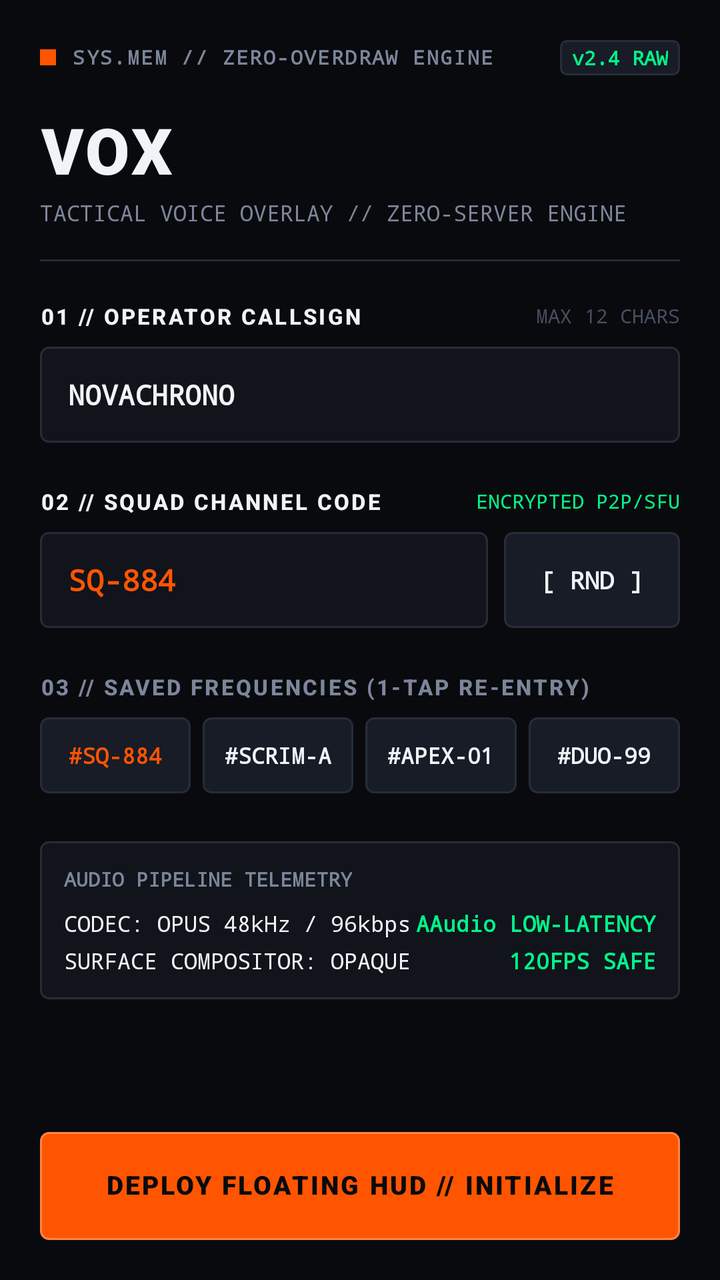
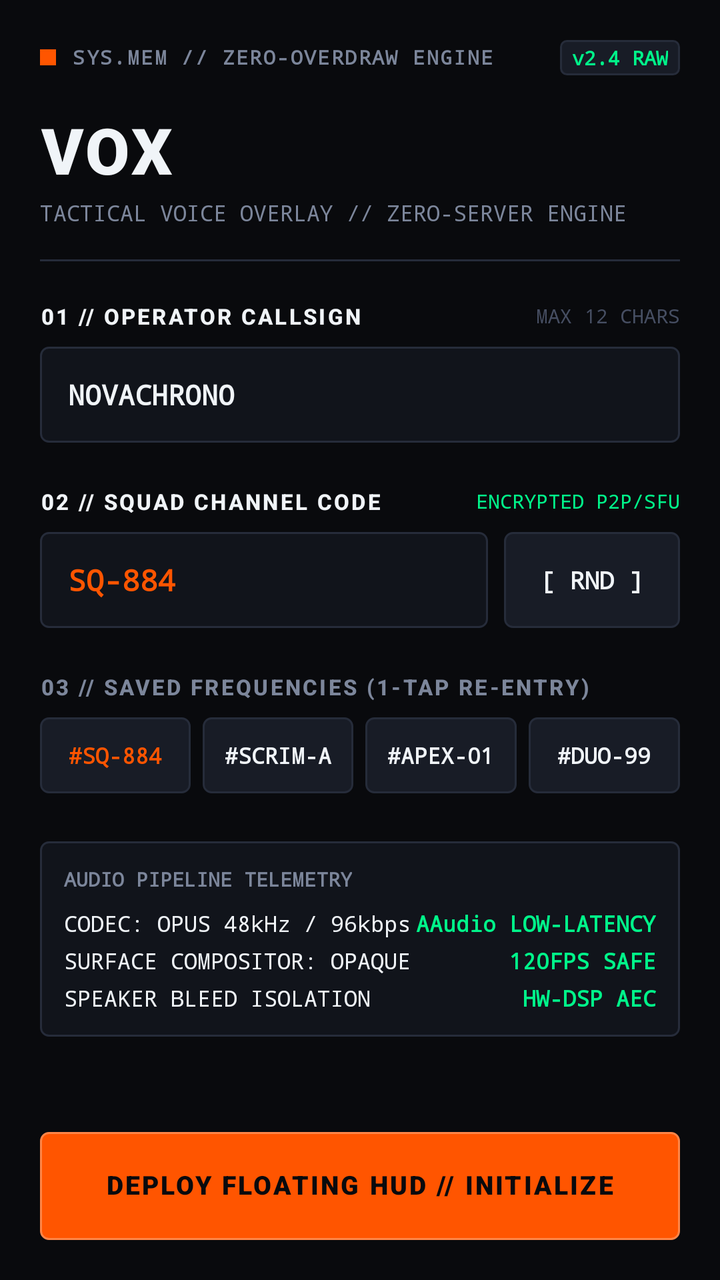

An Android layout rendered at two revisions. The XML below is the earlier revision; the diff shows what the commit changed to produce the second picture.
<!-- AndroidManifest.xml: application theme android:Theme.DeviceDefault.NoActionBar -->
<!-- res/layout/activity_main.xml -->
<?xml version="1.0" encoding="utf-8"?>
<LinearLayout xmlns:android="http://schemas.android.com/apk/res/android"
    android:layout_width="match_parent"
    android:layout_height="match_parent"
    android:background="#090A0D"
    android:orientation="vertical"
    android:padding="20dp">

    
    
    
    <LinearLayout
        android:layout_width="match_parent"
        android:layout_height="wrap_content"
        android:gravity="center_vertical"
        android:orientation="horizontal">

        <View
            android:layout_width="8dp"
            android:layout_height="8dp"
            android:background="#FF5500" />

        <TextView
            android:layout_width="0dp"
            android:layout_height="wrap_content"
            android:layout_marginLeft="8dp"
            android:layout_weight="1"
            android:fontFamily="monospace"
            android:includeFontPadding="false"
            android:letterSpacing="0.08"
            android:text="SYS.MEM // ZERO-OVERDRAW ENGINE"
            android:textColor="#7C869B"
            android:textSize="10sp"
            android:textStyle="bold" />

        <TextView
            android:layout_width="wrap_content"
            android:layout_height="wrap_content"
            android:background="@drawable/bg_badge_telemetry"
            android:fontFamily="monospace"
            android:paddingLeft="6dp"
            android:paddingTop="2dp"
            android:paddingRight="6dp"
            android:paddingBottom="2dp"
            android:text="v2.4 RAW"
            android:textColor="#00F58A"
            android:textSize="10sp"
            android:textStyle="bold" />
    </LinearLayout>

    
    
    
    <TextView
        android:layout_width="wrap_content"
        android:layout_height="wrap_content"
        android:layout_marginTop="20dp"
        android:fontFamily="sans-serif-black"
        android:includeFontPadding="false"
        android:letterSpacing="0.04"
        android:text="VOX"
        android:textColor="#F0F4F8"
        android:textSize="32sp"
        android:textStyle="bold" />

    <TextView
        android:layout_width="wrap_content"
        android:layout_height="wrap_content"
        android:layout_marginTop="4dp"
        android:fontFamily="monospace"
        android:text="TACTICAL VOICE OVERLAY // ZERO-SERVER ENGINE"
        android:textColor="#7C869B"
        android:textSize="11sp" />

    <View
        android:layout_width="match_parent"
        android:layout_height="1dp"
        android:layout_marginTop="16dp"
        android:layout_marginBottom="20dp"
        android:background="#262C3A" />

    
    
    
    <ScrollView
        android:layout_width="match_parent"
        android:layout_height="0dp"
        android:layout_weight="1"
        android:overScrollMode="never"
        android:scrollbars="none">

        <LinearLayout
            android:layout_width="match_parent"
            android:layout_height="wrap_content"
            android:orientation="vertical">

            
            <LinearLayout
                android:layout_width="match_parent"
                android:layout_height="wrap_content"
                android:gravity="center_vertical"
                android:orientation="horizontal">

                <TextView
                    android:layout_width="0dp"
                    android:layout_height="wrap_content"
                    android:layout_weight="1"
                    android:fontFamily="sans-serif-medium"
                    android:letterSpacing="0.1"
                    android:text="01 // OPERATOR CALLSIGN"
                    android:textColor="#F0F4F8"
                    android:textSize="11sp"
                    android:textStyle="bold" />

                <TextView
                    android:layout_width="wrap_content"
                    android:layout_height="wrap_content"
                    android:fontFamily="monospace"
                    android:text="MAX 12 CHARS"
                    android:textColor="#464E62"
                    android:textSize="10sp" />
            </LinearLayout>

            <EditText
                android:id="@+id/input_callsign"
                android:layout_width="match_parent"
                android:layout_height="48dp"
                android:layout_marginTop="8dp"
                android:background="@drawable/bg_input_field"
                android:fontFamily="monospace"
                android:hint="ENTER CALLSIGN (e.g. VEX_ACTUAL)"
                android:imeOptions="actionNext"
                android:inputType="textCapCharacters|textNoSuggestions"
                android:maxLength="12"
                android:paddingLeft="14dp"
                android:paddingRight="14dp"
                android:singleLine="true"
                android:text="NOVACHRONO"
                android:textColor="#F0F4F8"
                android:textColorHint="#464E62"
                android:textSize="14sp"
                android:textStyle="bold" />

            
            <LinearLayout
                android:layout_width="match_parent"
                android:layout_height="wrap_content"
                android:layout_marginTop="22dp"
                android:gravity="center_vertical"
                android:orientation="horizontal">

                <TextView
                    android:layout_width="0dp"
                    android:layout_height="wrap_content"
                    android:layout_weight="1"
                    android:fontFamily="sans-serif-medium"
                    android:letterSpacing="0.1"
                    android:text="02 // SQUAD CHANNEL CODE"
                    android:textColor="#F0F4F8"
                    android:textSize="11sp"
                    android:textStyle="bold" />

                <TextView
                    android:layout_width="wrap_content"
                    android:layout_height="wrap_content"
                    android:fontFamily="monospace"
                    android:text="ENCRYPTED P2P/SFU"
                    android:textColor="#00F58A"
                    android:textSize="10sp" />
            </LinearLayout>

            <LinearLayout
                android:layout_width="match_parent"
                android:layout_height="48dp"
                android:layout_marginTop="8dp"
                android:orientation="horizontal">

                <EditText
                    android:id="@+id/input_channel_code"
                    android:layout_width="0dp"
                    android:layout_height="match_parent"
                    android:layout_marginRight="8dp"
                    android:layout_weight="1"
                    android:background="@drawable/bg_input_field"
                    android:fontFamily="monospace"
                    android:hint="SQ-000"
                    android:imeOptions="actionDone"
                    android:inputType="textCapCharacters|textNoSuggestions"
                    android:maxLength="10"
                    android:paddingLeft="14dp"
                    android:paddingRight="14dp"
                    android:singleLine="true"
                    android:text="SQ-884"
                    android:textColor="#FF5500"
                    android:textColorHint="#464E62"
                    android:textSize="15sp"
                    android:textStyle="bold" />

                
                <TextView
                    android:id="@+id/btn_randomize_code"
                    android:layout_width="88dp"
                    android:layout_height="match_parent"
                    android:background="@drawable/bg_chip_channel"
                    android:clickable="true"
                    android:focusable="true"
                    android:fontFamily="monospace"
                    android:gravity="center"
                    android:text="[ RND ]"
                    android:textColor="#F0F4F8"
                    android:textSize="12sp"
                    android:textStyle="bold" />
            </LinearLayout>

            
            <TextView
                android:layout_width="wrap_content"
                android:layout_height="wrap_content"
                android:layout_marginTop="22dp"
                android:fontFamily="sans-serif-medium"
                android:letterSpacing="0.1"
                android:text="03 // SAVED FREQUENCIES (1-TAP RE-ENTRY)"
                android:textColor="#7C869B"
                android:textSize="11sp"
                android:textStyle="bold" />

            <LinearLayout
                android:layout_width="match_parent"
                android:layout_height="38dp"
                android:layout_marginTop="8dp"
                android:orientation="horizontal"
                android:weightSum="4">

                <TextView
                    android:id="@+id/chip_channel_1"
                    android:layout_width="0dp"
                    android:layout_height="match_parent"
                    android:layout_marginRight="6dp"
                    android:layout_weight="1"
                    android:background="@drawable/bg_chip_channel"
                    android:clickable="true"
                    android:focusable="true"
                    android:fontFamily="monospace"
                    android:gravity="center"
                    android:text="#SQ-884"
                    android:textColor="#FF5500"
                    android:textSize="11sp"
                    android:textStyle="bold" />

                <TextView
                    android:id="@+id/chip_channel_2"
                    android:layout_width="0dp"
                    android:layout_height="match_parent"
                    android:layout_marginRight="6dp"
                    android:layout_weight="1"
                    android:background="@drawable/bg_chip_channel"
                    android:clickable="true"
                    android:focusable="true"
                    android:fontFamily="monospace"
                    android:gravity="center"
                    android:text="#SCRIM-A"
                    android:textColor="#F0F4F8"
                    android:textSize="11sp"
                    android:textStyle="bold" />

                <TextView
                    android:id="@+id/chip_channel_3"
                    android:layout_width="0dp"
                    android:layout_height="match_parent"
                    android:layout_marginRight="6dp"
                    android:layout_weight="1"
                    android:background="@drawable/bg_chip_channel"
                    android:clickable="true"
                    android:focusable="true"
                    android:fontFamily="monospace"
                    android:gravity="center"
                    android:text="#APEX-01"
                    android:textColor="#F0F4F8"
                    android:textSize="11sp"
                    android:textStyle="bold" />

                <TextView
                    android:id="@+id/chip_channel_4"
                    android:layout_width="0dp"
                    android:layout_height="match_parent"
                    android:layout_weight="1"
                    android:background="@drawable/bg_chip_channel"
                    android:clickable="true"
                    android:focusable="true"
                    android:fontFamily="monospace"
                    android:gravity="center"
                    android:text="#DUO-99"
                    android:textColor="#F0F4F8"
                    android:textSize="11sp"
                    android:textStyle="bold" />
            </LinearLayout>

            
            <LinearLayout
                android:layout_width="match_parent"
                android:layout_height="wrap_content"
                android:layout_marginTop="24dp"
                android:background="@drawable/bg_roster_row"
                android:orientation="vertical"
                android:padding="12dp">

                <TextView
                    android:layout_width="wrap_content"
                    android:layout_height="wrap_content"
                    android:fontFamily="monospace"
                    android:text="AUDIO PIPELINE TELEMETRY"
                    android:textColor="#7C869B"
                    android:textSize="10sp"
                    android:textStyle="bold" />

                <LinearLayout
                    android:layout_width="match_parent"
                    android:layout_height="wrap_content"
                    android:layout_marginTop="8dp"
                    android:orientation="horizontal">

                    <TextView
                        android:layout_width="0dp"
                        android:layout_height="wrap_content"
                        android:layout_weight="1"
                        android:fontFamily="monospace"
                        android:text="CODEC: OPUS 48kHz / 96kbps"
                        android:textColor="#F0F4F8"
                        android:textSize="11sp" />

                    <TextView
                        android:layout_width="wrap_content"
                        android:layout_height="wrap_content"
                        android:fontFamily="monospace"
                        android:text="AAudio LOW-LATENCY"
                        android:textColor="#00F58A"
                        android:textSize="11sp"
                        android:textStyle="bold" />
                </LinearLayout>

                <LinearLayout
                    android:layout_width="match_parent"
                    android:layout_height="wrap_content"
                    android:layout_marginTop="4dp"
                    android:orientation="horizontal">

                    <TextView
                        android:layout_width="0dp"
                        android:layout_height="wrap_content"
                        android:layout_weight="1"
                        android:fontFamily="monospace"
                        android:text="SURFACE COMPOSITOR: OPAQUE"
                        android:textColor="#F0F4F8"
                        android:textSize="11sp" />

                    <TextView
                        android:layout_width="wrap_content"
                        android:layout_height="wrap_content"
                        android:fontFamily="monospace"
                        android:text="120FPS SAFE"
                        android:textColor="#00F58A"
                        android:textSize="11sp"
                        android:textStyle="bold" />
                </LinearLayout>
            </LinearLayout>

        </LinearLayout>
    </ScrollView>

    
    
    
    <LinearLayout
        android:id="@+id/btn_deploy_hud"
        android:layout_width="match_parent"
        android:layout_height="54dp"
        android:layout_marginTop="12dp"
        android:background="@drawable/bg_btn_deploy"
        android:clickable="true"
        android:focusable="true"
        android:gravity="center"
        android:orientation="horizontal">

        <TextView
            android:layout_width="wrap_content"
            android:layout_height="wrap_content"
            android:fontFamily="sans-serif-black"
            android:includeFontPadding="false"
            android:letterSpacing="0.08"
            android:text="DEPLOY FLOATING HUD // INITIALIZE"
            android:textColor="#090A0D"
            android:textSize="13sp"
            android:textStyle="bold" />
    </LinearLayout>

</LinearLayout>
<!-- resources referenced by this layout -->
<resources>
  <!-- drawable bg_badge_telemetry (drawable) -->
  <?xml version="1.0" encoding="utf-8"?>
  <shape xmlns:android="http://schemas.android.com/apk/res/android"
      android:shape="rectangle">
      <solid android:color="#181C26" />
      <corners android:radius="3dp" />
      <stroke
          android:width="1dp"
          android:color="#262C3A" />
  </shape>
  <!-- drawable bg_btn_deploy (drawable) -->
  <?xml version="1.0" encoding="utf-8"?>
  <selector xmlns:android="http://schemas.android.com/apk/res/android">
      <item android:state_pressed="true">
          <shape android:shape="rectangle">
              <solid android:color="#CC4400" />
              <corners android:radius="4dp" />
              <stroke
                  android:width="1dp"
                  android:color="#F0F4F8" />
          </shape>
      </item>
      <item>
          <shape android:shape="rectangle">
              <solid android:color="#FF5500" />
              <corners android:radius="4dp" />
              <stroke
                  android:width="1dp"
                  android:color="#FF8547" />
          </shape>
      </item>
  </selector>
  <!-- drawable bg_chip_channel (drawable) -->
  <?xml version="1.0" encoding="utf-8"?>
  <selector xmlns:android="http://schemas.android.com/apk/res/android">
      <item android:state_pressed="true">
          <shape android:shape="rectangle">
              <solid android:color="#232938" />
              <corners android:radius="4dp" />
              <stroke
                  android:width="1dp"
                  android:color="#FF5500" />
          </shape>
      </item>
      <item android:state_selected="true">
          <shape android:shape="rectangle">
              <solid android:color="#1F1410" />
              <corners android:radius="4dp" />
              <stroke
                  android:width="1dp"
                  android:color="#FF5500" />
          </shape>
      </item>
      <item>
          <shape android:shape="rectangle">
              <solid android:color="#181C26" />
              <corners android:radius="4dp" />
              <stroke
                  android:width="1dp"
                  android:color="#262C3A" />
          </shape>
      </item>
  </selector>
  <!-- drawable bg_input_field (drawable) -->
  <?xml version="1.0" encoding="utf-8"?>
  <selector xmlns:android="http://schemas.android.com/apk/res/android">
      <item android:state_focused="true">
          <layer-list>
              <item>
                  <shape android:shape="rectangle">
                      <solid android:color="#11141B" />
                      <corners android:radius="4dp" />
                      <stroke
                          android:width="1dp"
                          android:color="#FF5500" />
                  </shape>
              </item>
              <item android:gravity="left|fill_vertical">
                  <shape android:shape="rectangle">
                      <size android:width="3dp" />
                      <solid android:color="#FF5500" />
                      <corners
                          android:bottomLeftRadius="4dp"
                          android:topLeftRadius="4dp" />
                  </shape>
              </item>
          </layer-list>
      </item>
      <item>
          <shape android:shape="rectangle">
              <solid android:color="#11141B" />
              <corners android:radius="4dp" />
              <stroke
                  android:width="1dp"
                  android:color="#262C3A" />
          </shape>
      </item>
  </selector>
  <!-- unchanged entries left out for length: 1 -->
</resources>

<!-- the commit's change to res/layout/activity_main.xml (unified diff, before → after) -->
@@ -362,6 +362,31 @@
                         android:textSize="11sp"
                         android:textStyle="bold" />
                 </LinearLayout>
+
+                <LinearLayout
+                    android:layout_width="match_parent"
+                    android:layout_height="wrap_content"
+                    android:layout_marginTop="4dp"
+                    android:orientation="horizontal">
+
+                    <TextView
+                        android:layout_width="0dp"
+                        android:layout_height="wrap_content"
+                        android:layout_weight="1"
+                        android:fontFamily="monospace"
+                        android:text="SPEAKER BLEED ISOLATION"
+                        android:textColor="#F0F4F8"
+                        android:textSize="11sp" />
+
+                    <TextView
+                        android:layout_width="wrap_content"
+                        android:layout_height="wrap_content"
+                        android:fontFamily="monospace"
+                        android:text="HW-DSP AEC"
+                        android:textColor="#00F58A"
+                        android:textSize="11sp"
+                        android:textStyle="bold" />
+                </LinearLayout>
             </LinearLayout>
 
         </LinearLayout>
